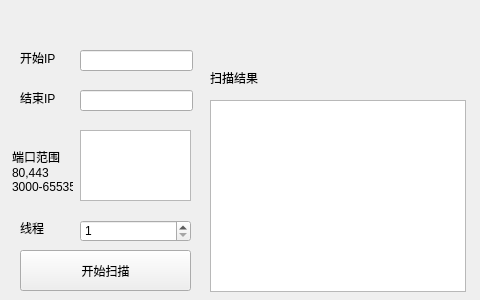
Above: ip_sacaner/widget.ui from wuwenfengmi1998/tcp_ip_scan before the change. Below: the same form after it.
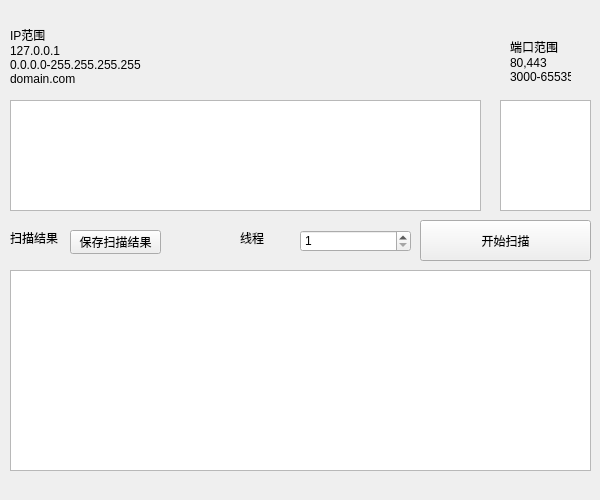
That is the form after the change.

Commit message: 重新布局

What changed in the file:
```diff
--- a/ip_sacaner/widget.ui
+++ b/ip_sacaner/widget.ui
@@ -6,86 +6,40 @@
    <rect>
     <x>0</x>
     <y>0</y>
-    <width>480</width>
-    <height>300</height>
+    <width>600</width>
+    <height>500</height>
    </rect>
   </property>
   <property name="minimumSize">
    <size>
-    <width>480</width>
-    <height>300</height>
+    <width>600</width>
+    <height>500</height>
    </size>
   </property>
   <property name="maximumSize">
    <size>
-    <width>480</width>
-    <height>300</height>
+    <width>600</width>
+    <height>500</height>
    </size>
   </property>
   <property name="windowTitle">
    <string>Widget</string>
   </property>
-  <widget class="QLineEdit" name="ip_stard">
+  <widget class="QTextEdit" name="port_list">
    <property name="geometry">
     <rect>
-     <x>80</x>
-     <y>50</y>
-     <width>113</width>
-     <height>21</height>
-    </rect>
-   </property>
-  </widget>
-  <widget class="QLineEdit" name="ip_end">
-   <property name="geometry">
-    <rect>
-     <x>80</x>
-     <y>90</y>
-     <width>113</width>
-     <height>21</height>
-    </rect>
-   </property>
-  </widget>
-  <widget class="QLabel" name="label">
-   <property name="geometry">
-    <rect>
-     <x>20</x>
-     <y>50</y>
-     <width>41</width>
-     <height>16</height>
-    </rect>
-   </property>
-   <property name="text">
-    <string>开始IP</string>
-   </property>
-  </widget>
-  <widget class="QLabel" name="label_2">
-   <property name="geometry">
-    <rect>
-     <x>20</x>
-     <y>90</y>
-     <width>41</width>
-     <height>16</height>
-    </rect>
-   </property>
-   <property name="text">
-    <string>结束IP</string>
-   </property>
-  </widget>
-  <widget class="QTextEdit" name="port">
-   <property name="geometry">
-    <rect>
-     <x>80</x>
-     <y>130</y>
-     <width>111</width>
-     <height>71</height>
+     <x>500</x>
+     <y>100</y>
+     <width>91</width>
+     <height>111</height>
     </rect>
    </property>
   </widget>
   <widget class="QLabel" name="label_3">
    <property name="geometry">
     <rect>
-     <x>12</x>
-     <y>140</y>
+     <x>510</x>
+     <y>30</y>
      <width>61</width>
      <height>61</height>
     </rect>
@@ -99,8 +53,8 @@
   <widget class="QPushButton" name="stard_scan">
    <property name="geometry">
     <rect>
-     <x>20</x>
-     <y>250</y>
+     <x>420</x>
+     <y>220</y>
      <width>171</width>
      <height>41</height>
     </rect>
@@ -112,8 +66,8 @@
   <widget class="QSpinBox" name="spinBox">
    <property name="geometry">
     <rect>
-     <x>80</x>
-     <y>220</y>
+     <x>300</x>
+     <y>230</y>
      <width>111</width>
      <height>22</height>
     </rect>
@@ -131,8 +85,8 @@
   <widget class="QLabel" name="label_4">
    <property name="geometry">
     <rect>
-     <x>20</x>
-     <y>220</y>
+     <x>240</x>
+     <y>230</y>
      <width>53</width>
      <height>16</height>
     </rect>
@@ -144,18 +98,18 @@
   <widget class="QListView" name="listView">
    <property name="geometry">
     <rect>
-     <x>210</x>
-     <y>100</y>
-     <width>256</width>
-     <height>192</height>
+     <x>10</x>
+     <y>270</y>
+     <width>581</width>
+     <height>201</height>
     </rect>
    </property>
   </widget>
   <widget class="QLabel" name="label_5">
    <property name="geometry">
     <rect>
-     <x>210</x>
-     <y>70</y>
+     <x>10</x>
+     <y>230</y>
      <width>53</width>
      <height>16</height>
     </rect>
@@ -164,6 +118,45 @@
     <string>扫描结果</string>
    </property>
   </widget>
+  <widget class="QPushButton" name="pushButton">
+   <property name="geometry">
+    <rect>
+     <x>70</x>
+     <y>230</y>
+     <width>91</width>
+     <height>24</height>
+    </rect>
+   </property>
+   <property name="text">
+    <string>保存扫描结果</string>
+   </property>
+  </widget>
+  <widget class="QTextEdit" name="IP_list">
+   <property name="geometry">
+    <rect>
+     <x>10</x>
+     <y>100</y>
+     <width>471</width>
+     <height>111</height>
+    </rect>
+   </property>
+  </widget>
+  <widget class="QLabel" name="label">
+   <property name="geometry">
+    <rect>
+     <x>10</x>
+     <y>20</y>
+     <width>141</width>
+     <height>71</height>
+    </rect>
+   </property>
+   <property name="text">
+    <string>IP范围
+127.0.0.1
+0.0.0.0-255.255.255.255
+domain.com</string>
+   </property>
+  </widget>
  </widget>
  <resources/>
  <connections/>
```
The commit also changes 2 other files.
